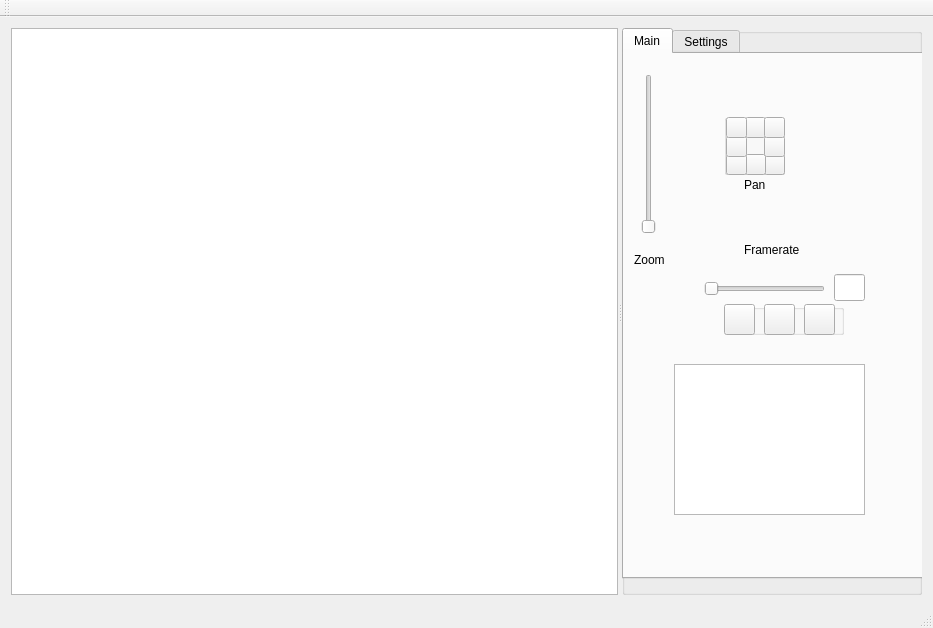
First picture: the form in gui/mainwindow.ui, repository blakeMilner/pandemic, before the edit.
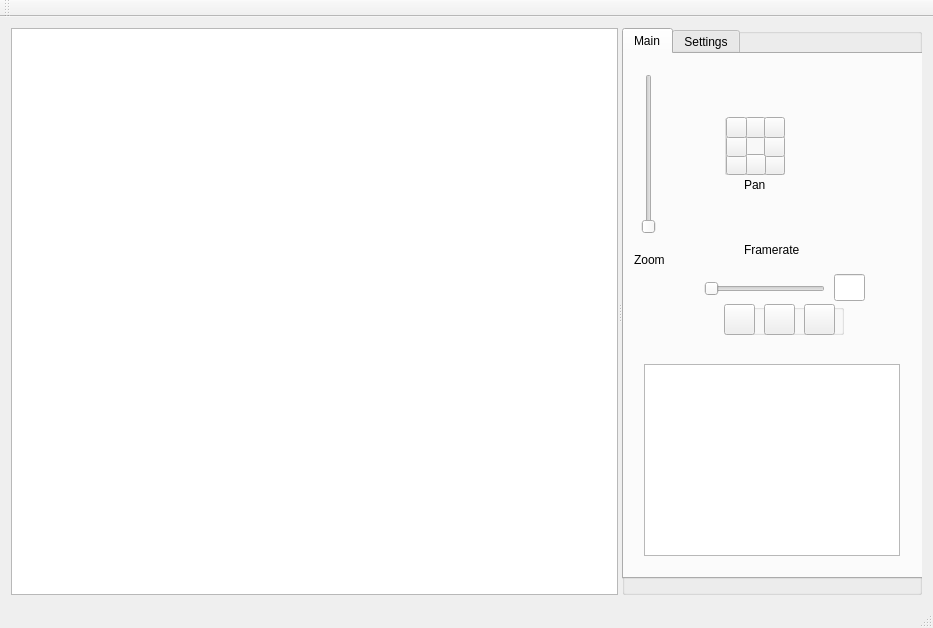
Second picture: the form after the edit.

Commit message: Added zoomed out view functionality - along with backend gui that displays zoomed out view.

```diff
--- a/gui/mainwindow.ui
+++ b/gui/mainwindow.ui
@@ -310,18 +310,12 @@
          <widget class="QGraphicsView" name="regionView" native="true">
           <property name="geometry">
            <rect>
-            <x>50</x>
+            <x>20</x>
             <y>310</y>
-            <width>191</width>
-            <height>151</height>
+            <width>256</width>
+            <height>192</height>
            </rect>
           </property>
-          <property name="maximumSize">
-           <size>
-            <width>5000</width>
-            <height>5000</height>
-           </size>
-          </property>
          </widget>
         </widget>
         <widget class="QWidget" name="settings_tab">
@@ -379,13 +373,6 @@
   <widget class="QStatusBar" name="statusBar"/>
  </widget>
  <layoutdefault spacing="6" margin="11"/>
- <customwidgets>
-  <customwidget>
-   <class>MyQGraphicsView</class>
-   <extends>QWidget</extends>
-   <header>myqgraphicsview.h</header>
-  </customwidget>
- </customwidgets>
  <resources/>
  <connections/>
 </ui>
```
Left out of the diff: 14 changed lines with no effect on the pictures. The commit also changes 4 other files.
